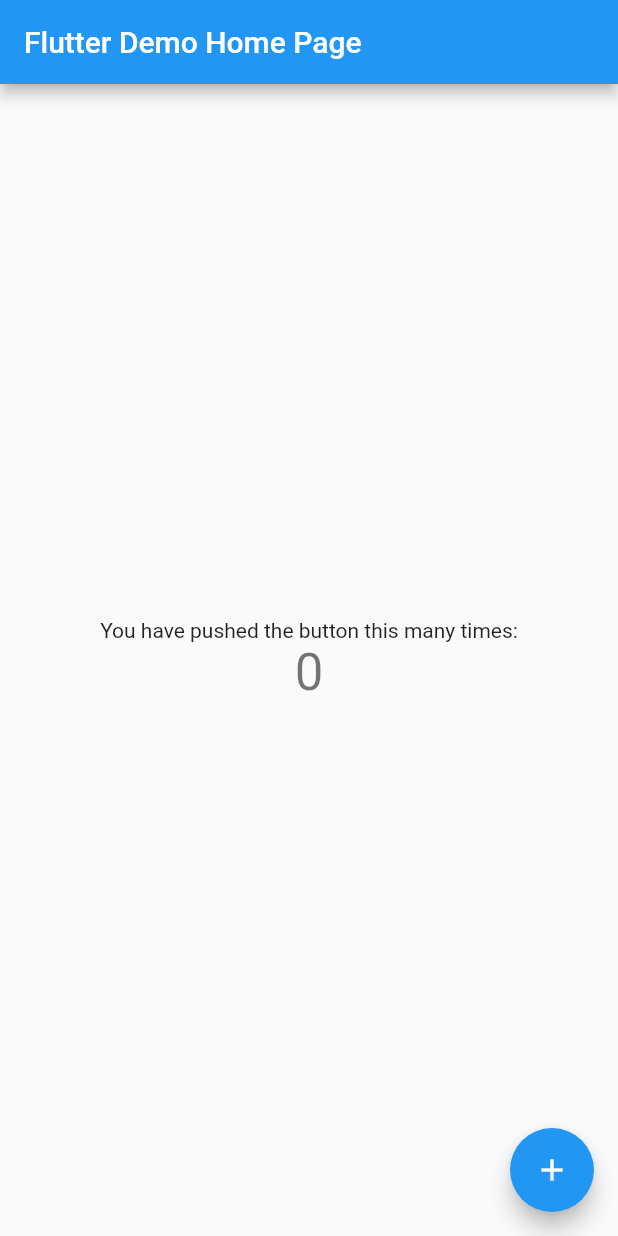
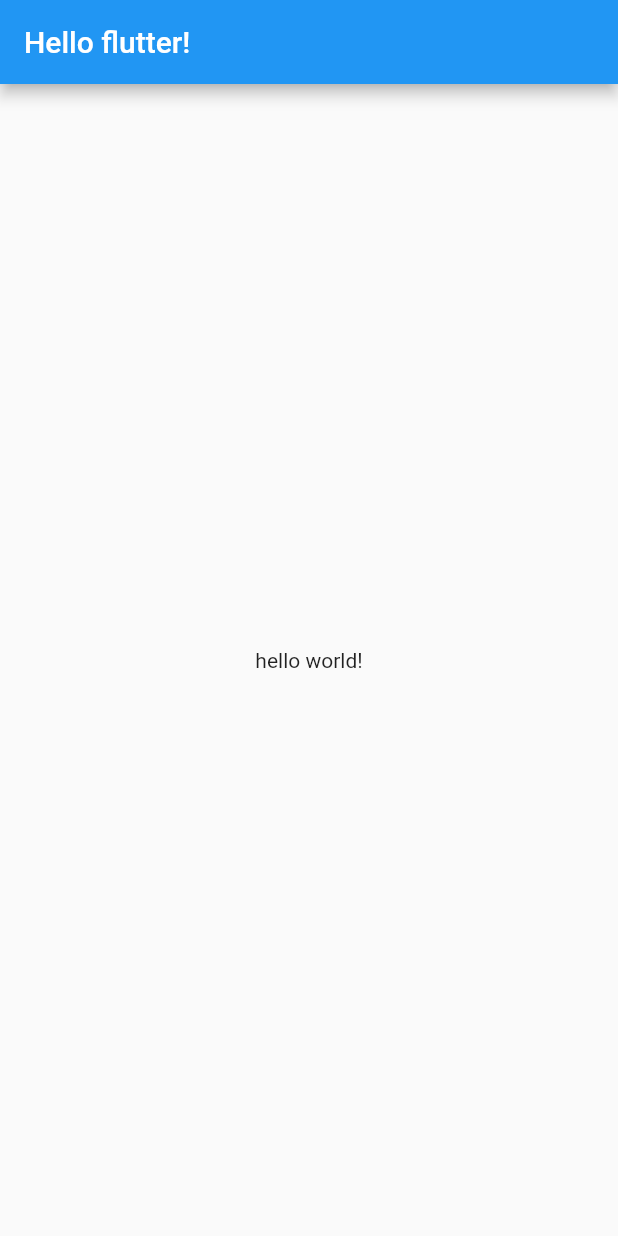
Before and after one commit to jacesoul/toonflix, a Flutter app: the screen it shows after launch, on a phone screen of 412 x 824 dp. Run offline on Flutter 3.47's test engine with Material 2 defaults, Android fonts, the phone set to English and light mode, and no system bars.

Commit message:
Hello World

```diff
--- a/lib/main.dart
+++ b/lib/main.dart
@@ -1,115 +1,21 @@
 import 'package:flutter/material.dart';
 
 void main() {
-  runApp(const MyApp());
+  runApp(App());
 }
 
-class MyApp extends StatelessWidget {
-  const MyApp({super.key});
-
-  // This widget is the root of your application.
+class App extends StatelessWidget {
   @override
   Widget build(BuildContext context) {
     return MaterialApp(
-      title: 'Flutter Demo',
-      theme: ThemeData(
-        // This is the theme of your application.
-        //
-        // Try running your application with "flutter run". You'll see the
-        // application has a blue toolbar. Then, without quitting the app, try
-        // changing the primarySwatch below to Colors.green and then invoke
-        // "hot reload" (press "r" in the console where you ran "flutter run",
-        // or simply save your changes to "hot reload" in a Flutter IDE).
-        // Notice that the counter didn't reset back to zero; the application
-        // is not restarted.
-        primarySwatch: Colors.blue,
+      home: Scaffold(
+        appBar: AppBar(
+          title: Text("Hello flutter!"),
+        ),
+        body: Center(
+          child: Text("hello world!"),
+        ),
       ),
-      home: const MyHomePage(title: 'Flutter Demo Home Page'),
     );
   }
 }
-
-class MyHomePage extends StatefulWidget {
-  const MyHomePage({super.key, required this.title});
-
-  // This widget is the home page of your application. It is stateful, meaning
-  // that it has a State object (defined below) that contains fields that affect
-  // how it looks.
-
-  // This class is the configuration for the state. It holds the values (in this
-  // case the title) provided by the parent (in this case the App widget) and
-  // used by the build method of the State. Fields in a Widget subclass are
-  // always marked "final".
-
-  final String title;
-
-  @override
-  State<MyHomePage> createState() => _MyHomePageState();
-}
-
-class _MyHomePageState extends State<MyHomePage> {
-  int _counter = 0;
-
-  void _incrementCounter() {
-    setState(() {
-      // This call to setState tells the Flutter framework that something has
-      // changed in this State, which causes it to rerun the build method below
-      // so that the display can reflect the updated values. If we changed
-      // _counter without calling setState(), then the build method would not be
-      // called again, and so nothing would appear to happen.
-      _counter++;
-    });
-  }
-
-  @override
-  Widget build(BuildContext context) {
-    // This method is rerun every time setState is called, for instance as done
-    // by the _incrementCounter method above.
-    //
-    // The Flutter framework has been optimized to make rerunning build methods
-    // fast, so that you can just rebuild anything that needs updating rather
-    // than having to individually change instances of widgets.
-    return Scaffold(
-      appBar: AppBar(
-        // Here we take the value from the MyHomePage object that was created by
-        // the App.build method, and use it to set our appbar title.
-        title: Text(widget.title),
-      ),
-      body: Center(
-        // Center is a layout widget. It takes a single child and positions it
-        // in the middle of the parent.
-        child: Column(
-          // Column is also a layout widget. It takes a list of children and
-          // arranges them vertically. By default, it sizes itself to fit its
-          // children horizontally, and tries to be as tall as its parent.
-          //
-          // Invoke "debug painting" (press "p" in the console, choose the
-          // "Toggle Debug Paint" action from the Flutter Inspector in Android
-          // Studio, or the "Toggle Debug Paint" command in Visual Studio Code)
-          // to see the wireframe for each widget.
-          //
-          // Column has various properties to control how it sizes itself and
-          // how it positions its children. Here we use mainAxisAlignment to
-          // center the children vertically; the main axis here is the vertical
-          // axis because Columns are vertical (the cross axis would be
-          // horizontal).
-          mainAxisAlignment: MainAxisAlignment.center,
-          children: <Widget>[
-            const Text(
-              'You have pushed the button this many times:',
-            ),
-            Text(
-              '$_counter',
-              style: Theme.of(context).textTheme.headlineMedium,
-            ),
-          ],
-        ),
-      ),
-      floatingActionButton: FloatingActionButton(
-        onPressed: _incrementCounter,
-        tooltip: 'Increment',
-        child: const Icon(Icons.add),
-      ), // This trailing comma makes auto-formatting nicer for build methods.
-    );
-  }
-}
```
Also changed, not shown: 1 other file.
